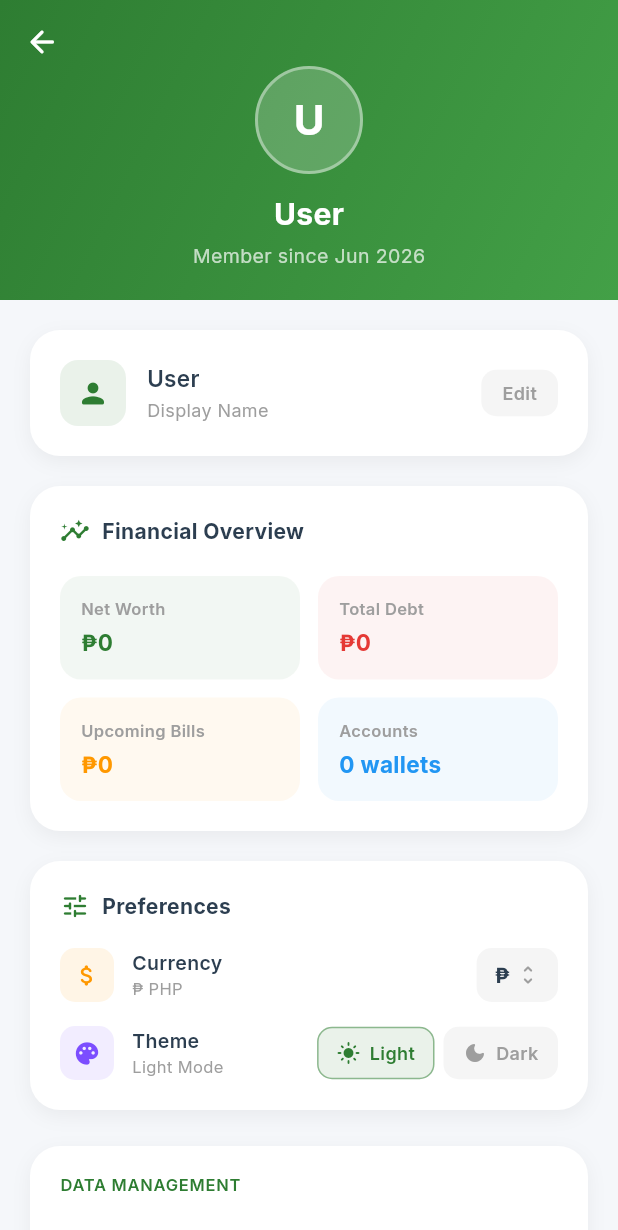
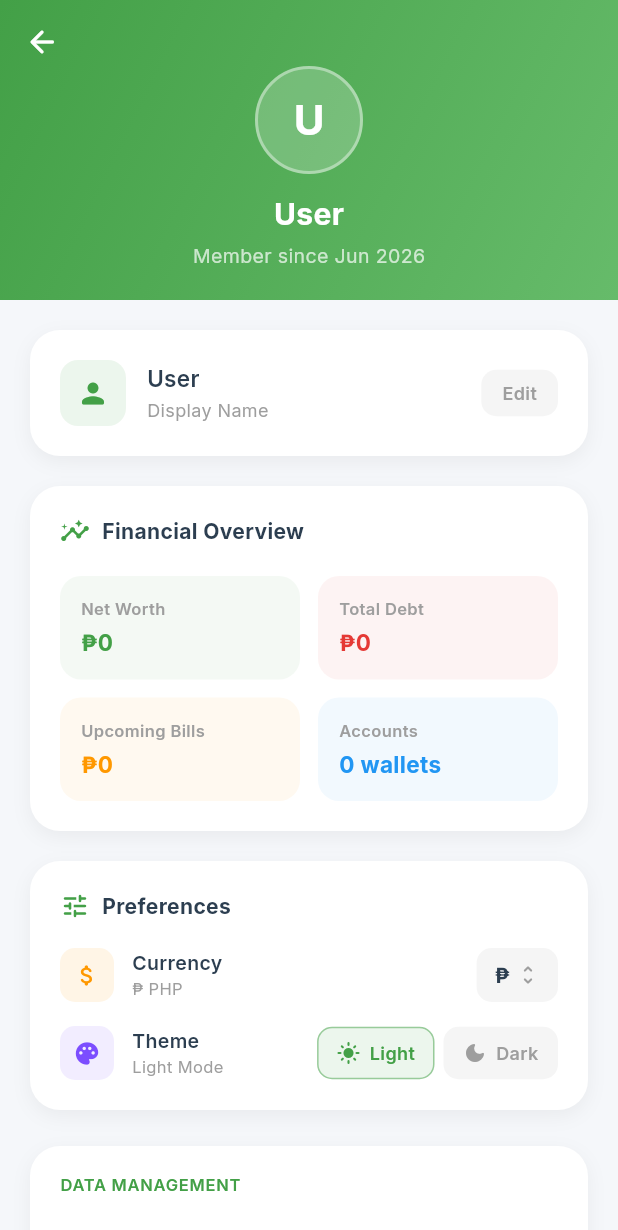
Before and after one commit to Ketch4n/Expensar, a Flutter app: the ProfileScreen screen opened directly, on a phone screen of 412 x 824 dp. Shown: the top 1230 px of the screen. Run offline on Flutter 3.47's test engine with Material 3 defaults, Android fonts, the phone set to English and light mode, and no system bars; our stand-ins replace file_picker, fl_chart, flutter_riverpod, google_fonts, share_plus, sqflite; accounts and stored records are empty.

Commit message:
feat(ui): implement theme-aware styling across screens

```diff
--- a/lib/screens/profile_screen.dart
+++ b/lib/screens/profile_screen.dart
@@ -80,19 +80,29 @@ class _ProfileScreenState extends ConsumerState<ProfileScreen> {
           SliverAppBar(
             expandedHeight: 200,
             pinned: true,
-            backgroundColor: AppColors.primary,
+            backgroundColor: context.isDark
+                ? AppColors.darkCardBackground
+                : AppColors.primary,
             leading: IconButton(
-              icon: const Icon(Icons.arrow_back_rounded, color: Colors.white),
+              icon: Icon(
+                Icons.arrow_back_rounded,
+                color: context.isDark ? AppColors.primaryLighter : Colors.white,
+              ),
               onPressed: () => Navigator.pop(context),
             ),
             flexibleSpace: FlexibleSpaceBar(
               background: Container(
-                decoration: const BoxDecoration(
-                  gradient: LinearGradient(
-                    colors: [AppColors.primary, AppColors.primaryLight],
-                    begin: Alignment.topLeft,
-                    end: Alignment.bottomRight,
-                  ),
+                decoration: BoxDecoration(
+                  gradient: context.isDark
+                      ? null
+                      : const LinearGradient(
+                          colors: [AppColors.primary, AppColors.primaryLight],
+                          begin: Alignment.topLeft,
+                          end: Alignment.bottomRight,
+                        ),
+                  color: context.isDark
+                      ? AppColors.primary.withValues(alpha: 0.08)
+                      : null,
                 ),
                 child: SafeArea(
                   child: Column(
@@ -103,10 +113,14 @@ class _ProfileScreenState extends ConsumerState<ProfileScreen> {
                         width: 72,
                         height: 72,
                         decoration: BoxDecoration(
-                          color: Colors.white.withValues(alpha: 0.2),
+                          color: context.isDark
+                              ? AppColors.primary.withValues(alpha: 0.15)
+                              : Colors.white.withValues(alpha: 0.2),
                           shape: BoxShape.circle,
                           border: Border.all(
-                            color: Colors.white.withValues(alpha: 0.4),
+                            color: context.isDark
+                                ? AppColors.primary.withValues(alpha: 0.4)
+                                : Colors.white.withValues(alpha: 0.4),
                             width: 2,
                           ),
                         ),
@@ -115,10 +129,12 @@ class _ProfileScreenState extends ConsumerState<ProfileScreen> {
                             userName.isNotEmpty
                                 ? userName[0].toUpperCase()
                                 : 'U',
-                            style: const TextStyle(
+                            style: TextStyle(
                               fontSize: 28,
                               fontWeight: FontWeight.bold,
-                              color: Colors.white,
+                              color: context.isDark
+                                  ? AppColors.primaryLighter
+                                  : Colors.white,
                             ),
                           ),
                         ),
@@ -126,10 +142,12 @@ class _ProfileScreenState extends ConsumerState<ProfileScreen> {
                       const SizedBox(height: 12),
                       Text(
                         userName,
-                        style: const TextStyle(
+                        style: TextStyle(
                           fontSize: 20,
                           fontWeight: FontWeight.bold,
-                          color: Colors.white,
+                          color: context.isDark
+                              ? AppColors.darkTextPrimary
+                              : Colors.white,
                         ),
                       ),
                       const SizedBox(height: 4),
@@ -137,7 +155,9 @@ class _ProfileScreenState extends ConsumerState<ProfileScreen> {
                         'Member since ${DateFormat('MMM yyyy').format(DateTime.now())}',
                         style: TextStyle(
                           fontSize: 13,
-                          color: Colors.white.withValues(alpha: 0.7),
+                          color: context.isDark
+                              ? AppColors.primary.withValues(alpha: 0.6)
+                              : Colors.white.withValues(alpha: 0.7),
                         ),
                       ),
                     ],
--- a/lib/theme/app_theme.dart
+++ b/lib/theme/app_theme.dart
@@ -3,9 +3,9 @@ import 'package:google_fonts/google_fonts.dart';
 
 /// Centralized app colors — static brand colors that don't change with theme.
 abstract final class AppColors {
-  static const Color primary = Color(0xFF2E7D32);
-  static const Color primaryLight = Color(0xFF43A047);
-  static const Color primaryLighter = Color(0xFF66BB6A);
+  static const Color primary = Color(0xFF43A047);
+  static const Color primaryLight = Color(0xFF66BB6A);
+  static const Color primaryLighter = Color(0xFF81C784);
   static const Color secondary = Color(0xFF2196F3);
   static const Color accent = Color(0xFF7C4DFF);
   static const Color warning = Color(0xFFFF9800);
```
Also changed, not shown: lib/screens/budgets_screen.dart (+25 -14 lines), lib/screens/credits_screen.dart (+29 -18 lines), lib/screens/dashboard_screen.dart (+5 -3 lines), lib/screens/debts_screen.dart (+27 -27 lines), lib/screens/loans_screen.dart (+54 -39 lines), lib/screens/notifications_screen.dart (+13 -13 lines), lib/screens/wallets_screen.dart (+41 -29 lines), lib/widgets/app_header.dart (+7 -2 lines), lib/widgets/payday_card.dart (+18 -8 lines).
